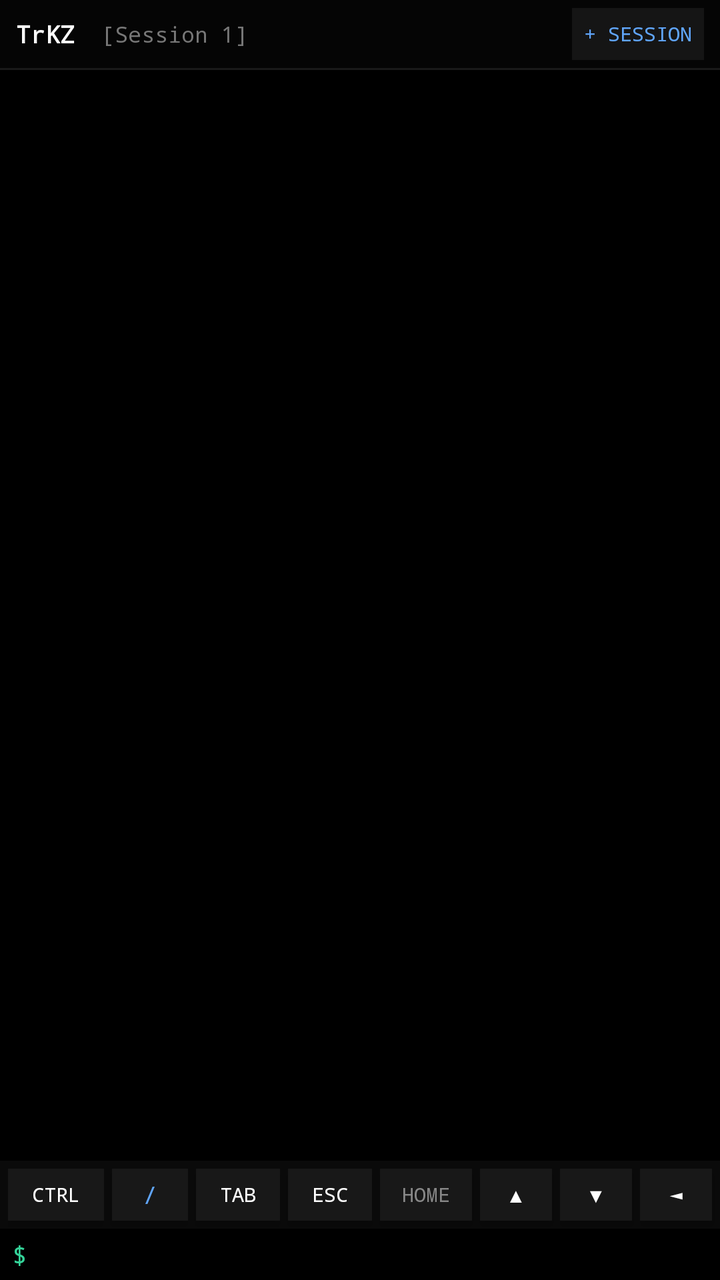
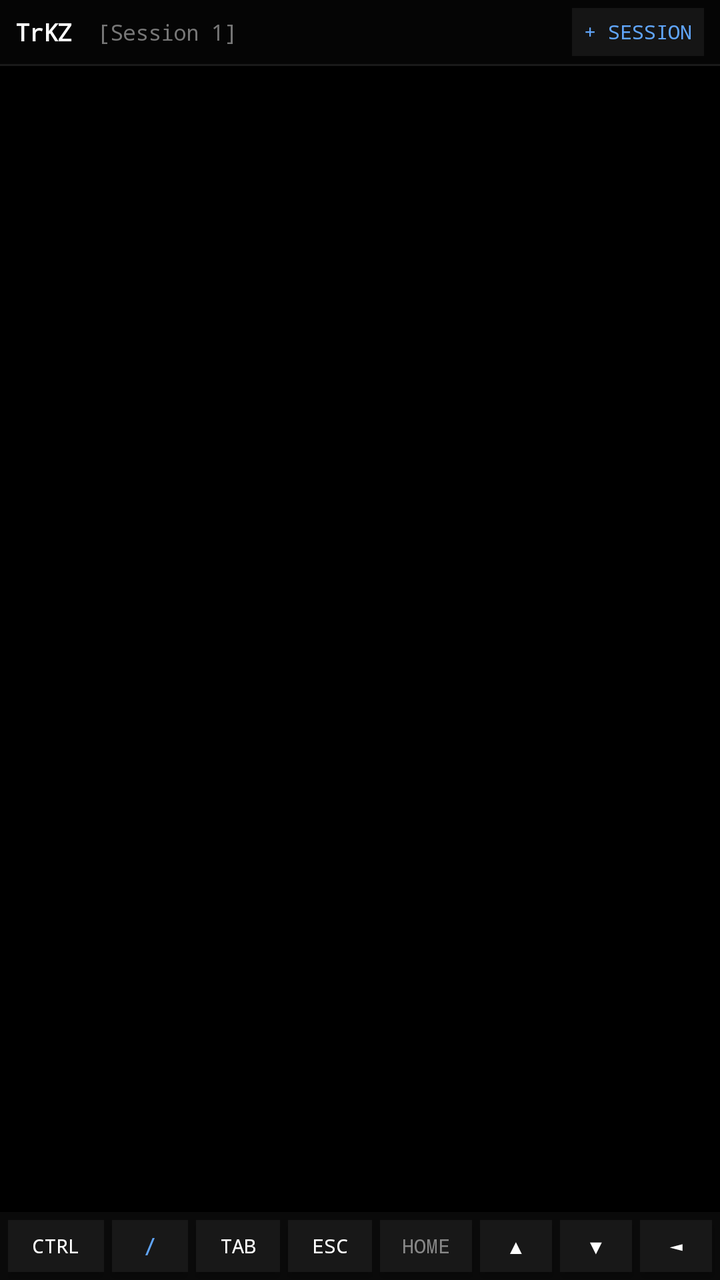

Two renders of the same Android screen: before a commit and after it. Below are the layout's source before the change and the commit's diff.
<!-- AndroidManifest.xml: application theme Theme.TrKZ -->
<!-- res/layout/activity_trkz.xml -->
<?xml version="1.0" encoding="utf-8"?>
<RelativeLayout xmlns:android="http://schemas.android.com/apk/res/android"
    android:id="@+id/mainLayout"
    android:layout_width="match_parent"
    android:layout_height="match_parent"
    android:background="#000000"
    android:focusable="true"
    android:clickable="true">

    
    <LinearLayout
        android:id="@+id/topBar"
        android:layout_width="match_parent"
        android:layout_height="34dp"
        android:background="#050505"
        android:orientation="horizontal"
        android:paddingHorizontal="8dp"
        android:gravity="center_vertical"
        android:layout_alignParentTop="true">

        <TextView
            android:id="@+id/txtAppTitle"
            android:layout_width="wrap_content"
            android:layout_height="wrap_content"
            android:text="TrKZ"
            android:textColor="#ffffff"
            android:textStyle="bold"
            android:fontFamily="monospace"
            android:textSize="12sp" />

        <TextView
            android:id="@+id/txtSessionTag"
            android:layout_width="0dp"
            android:layout_height="wrap_content"
            android:layout_weight="1"
            android:text="  [Session 1]"
            android:textColor="#777777"
            android:fontFamily="monospace"
            android:textSize="11sp" />

        <Button
            android:id="@+id/btnNewSession"
            android:layout_width="wrap_content"
            android:layout_height="26dp"
            android:background="#151515"
            android:text="+ Session"
            android:textColor="#60a5fa"
            android:fontFamily="monospace"
            android:textSize="10sp"
            android:paddingHorizontal="6dp"
            android:minWidth="0dp"
            android:minHeight="0dp" />
    </LinearLayout>

    <View
        android:id="@+id/topDivider"
        android:layout_width="match_parent"
        android:layout_height="1dp"
        android:background="#1a1a1a"
        android:layout_below="@id/topBar" />

    
    <ScrollView
        android:id="@+id/scrollConsole"
        android:layout_width="match_parent"
        android:layout_height="match_parent"
        android:layout_below="@id/topDivider"
        android:layout_above="@+id/extraKeysScroll"
        android:fillViewport="true"
        android:padding="6dp">

        <TextView
            android:id="@+id/txtConsole"
            android:layout_width="match_parent"
            android:layout_height="wrap_content"
            android:textColor="#ffffff"
            android:fontFamily="monospace"
            android:textSize="13sp"
            android:lineSpacingExtra="2dp"
            android:textIsSelectable="true"
            android:linksClickable="true" />
    </ScrollView>

    
    <HorizontalScrollView
        android:id="@+id/extraKeysScroll"
        android:layout_width="match_parent"
        android:layout_height="34dp"
        android:background="#0a0a0a"
        android:layout_above="@+id/inputLayout"
        android:scrollbars="none">

        <LinearLayout
            android:id="@+id/extraKeysLayout"
            android:layout_width="wrap_content"
            android:layout_height="match_parent"
            android:orientation="horizontal"
            android:paddingHorizontal="4dp"
            android:gravity="center_vertical">

            <Button android:id="@+id/keyCtrl" android:layout_width="48dp" android:layout_height="26dp" android:text="CTRL" android:textColor="#ffffff" android:textSize="10sp" android:background="#181818" android:fontFamily="monospace" android:layout_marginEnd="4dp" />
            <Button android:id="@+id/keySlash" android:layout_width="38dp" android:layout_height="26dp" android:text="/" android:textColor="#60a5fa" android:textSize="12sp" android:background="#181818" android:fontFamily="monospace" android:layout_marginEnd="4dp" />
            <Button android:id="@+id/keyTab" android:layout_width="42dp" android:layout_height="26dp" android:text="TAB" android:textColor="#ffffff" android:textSize="10sp" android:background="#181818" android:fontFamily="monospace" android:layout_marginEnd="4dp" />
            <Button android:id="@+id/keyEsc" android:layout_width="42dp" android:layout_height="26dp" android:text="ESC" android:textColor="#ffffff" android:textSize="10sp" android:background="#181818" android:fontFamily="monospace" android:layout_marginEnd="4dp" />
            <Button android:id="@+id/keyHome" android:layout_width="46dp" android:layout_height="26dp" android:text="HOME" android:textColor="#888888" android:textSize="10sp" android:background="#181818" android:fontFamily="monospace" android:layout_marginEnd="4dp" />
            <Button android:id="@+id/keyUp" android:layout_width="36dp" android:layout_height="26dp" android:text="▲" android:textColor="#ffffff" android:textSize="10sp" android:background="#181818" android:fontFamily="monospace" android:layout_marginEnd="4dp" />
            <Button android:id="@+id/keyDown" android:layout_width="36dp" android:layout_height="26dp" android:text="▼" android:textColor="#ffffff" android:textSize="10sp" android:background="#181818" android:fontFamily="monospace" android:layout_marginEnd="4dp" />
            <Button android:id="@+id/keyLeft" android:layout_width="36dp" android:layout_height="26dp" android:text="◄" android:textColor="#ffffff" android:textSize="10sp" android:background="#181818" android:fontFamily="monospace" android:layout_marginEnd="4dp" />
            <Button android:id="@+id/keyRight" android:layout_width="36dp" android:layout_height="26dp" android:text="►" android:textColor="#ffffff" android:textSize="10sp" android:background="#181818" android:fontFamily="monospace" android:layout_marginEnd="4dp" />
            <Button android:id="@+id/keyPgUp" android:layout_width="46dp" android:layout_height="26dp" android:text="PGUP" android:textColor="#888888" android:textSize="10sp" android:background="#181818" android:fontFamily="monospace" android:layout_marginEnd="4dp" />
            <Button android:id="@+id/keyPgDn" android:layout_width="46dp" android:layout_height="26dp" android:text="PGDN" android:textColor="#888888" android:textSize="10sp" android:background="#181818" android:fontFamily="monospace" />
        </LinearLayout>
    </HorizontalScrollView>

    
    <LinearLayout
        android:id="@+id/inputLayout"
        android:layout_width="match_parent"
        android:layout_height="wrap_content"
        android:orientation="horizontal"
        android:layout_alignParentBottom="true"
        android:background="#000000"
        android:paddingHorizontal="6dp"
        android:paddingVertical="2dp">

        <TextView
            android:id="@+id/txtPrompt"
            android:layout_width="wrap_content"
            android:layout_height="wrap_content"
            android:text="$ "
            android:textColor="#34d399"
            android:fontFamily="monospace"
            android:textSize="13sp" />

        <EditText
            android:id="@+id/edtCommand"
            android:layout_width="match_parent"
            android:layout_height="wrap_content"
            android:background="@null"
            android:textColor="#ffffff"
            android:fontFamily="monospace"
            android:inputType="textNoSuggestions"
            android:imeOptions="actionSend"
            android:textSize="13sp"
            android:paddingVertical="2dp" />
    </LinearLayout>

</RelativeLayout>
<!-- resources referenced by this layout -->
<resources>
  <style name="Theme.TrKZ" parent="Theme.AppCompat.Light.NoActionBar">
          <item name="android:windowBackground">#000000</item>
          <item name="android:statusBarColor">#000000</item>
          <item name="android:navigationBarColor">#000000</item>
      </style>
</resources>

<!-- the commit's change to res/layout/activity_trkz.xml (unified diff, before → after) -->
@@ -5,13 +5,14 @@
     android:layout_height="match_parent"
     android:background="#000000"
     android:focusable="true"
+    android:focusableInTouchMode="true"
     android:clickable="true">
 
     
     <LinearLayout
         android:id="@+id/topBar"
         android:layout_width="match_parent"
-        android:layout_height="34dp"
+        android:layout_height="32dp"
         android:background="#050505"
         android:orientation="horizontal"
         android:paddingHorizontal="8dp"
@@ -26,7 +27,8 @@
             android:textColor="#ffffff"
             android:textStyle="bold"
             android:fontFamily="monospace"
-            android:textSize="12sp" />
+            android:textSize="12sp"
+            android:letterSpacing="-0.03" />
 
         <TextView
             android:id="@+id/txtSessionTag"
@@ -36,12 +38,13 @@
             android:text="  [Session 1]"
             android:textColor="#777777"
             android:fontFamily="monospace"
-            android:textSize="11sp" />
+            android:textSize="11sp"
+            android:letterSpacing="-0.03" />
 
         <Button
             android:id="@+id/btnNewSession"
             android:layout_width="wrap_content"
-            android:layout_height="26dp"
+            android:layout_height="24dp"
             android:background="#151515"
             android:text="+ Session"
             android:textColor="#60a5fa"
@@ -76,7 +79,8 @@
             android:textColor="#ffffff"
             android:fontFamily="monospace"
             android:textSize="13sp"
-            android:lineSpacingExtra="2dp"
+            android:letterSpacing="-0.03"
+            android:lineSpacingExtra="1dp"
             android:textIsSelectable="true"
             android:linksClickable="true" />
     </ScrollView>
@@ -87,7 +91,7 @@
         android:layout_width="match_parent"
         android:layout_height="34dp"
         android:background="#0a0a0a"
-        android:layout_above="@+id/inputLayout"
+        android:layout_alignParentBottom="true"
         android:scrollbars="none">
 
         <LinearLayout
@@ -112,37 +116,4 @@
         </LinearLayout>
     </HorizontalScrollView>
 
-    
-    <LinearLayout
-        android:id="@+id/inputLayout"
-        android:layout_width="match_parent"
-        android:layout_height="wrap_content"
-        android:orientation="horizontal"
-        android:layout_alignParentBottom="true"
-        android:background="#000000"
-        android:paddingHorizontal="6dp"
-        android:paddingVertical="2dp">
-
-        <TextView
-            android:id="@+id/txtPrompt"
-            android:layout_width="wrap_content"
-            android:layout_height="wrap_content"
-            android:text="$ "
-            android:textColor="#34d399"
-            android:fontFamily="monospace"
-            android:textSize="13sp" />
-
-        <EditText
-            android:id="@+id/edtCommand"
-            android:layout_width="match_parent"
-            android:layout_height="wrap_content"
-            android:background="@null"
-            android:textColor="#ffffff"
-            android:fontFamily="monospace"
-            android:inputType="textNoSuggestions"
-            android:imeOptions="actionSend"
-            android:textSize="13sp"
-            android:paddingVertical="2dp" />
-    </LinearLayout>
-
 </RelativeLayout>
